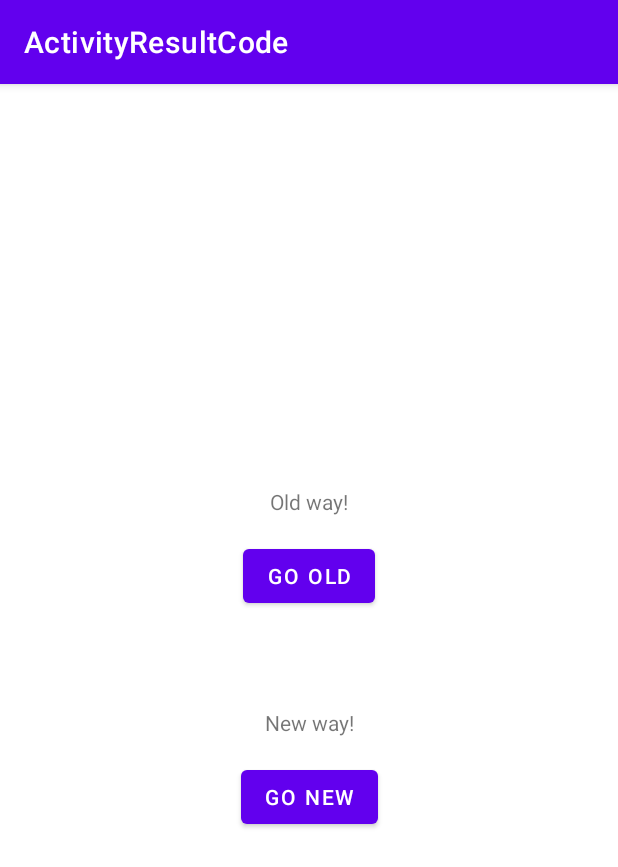
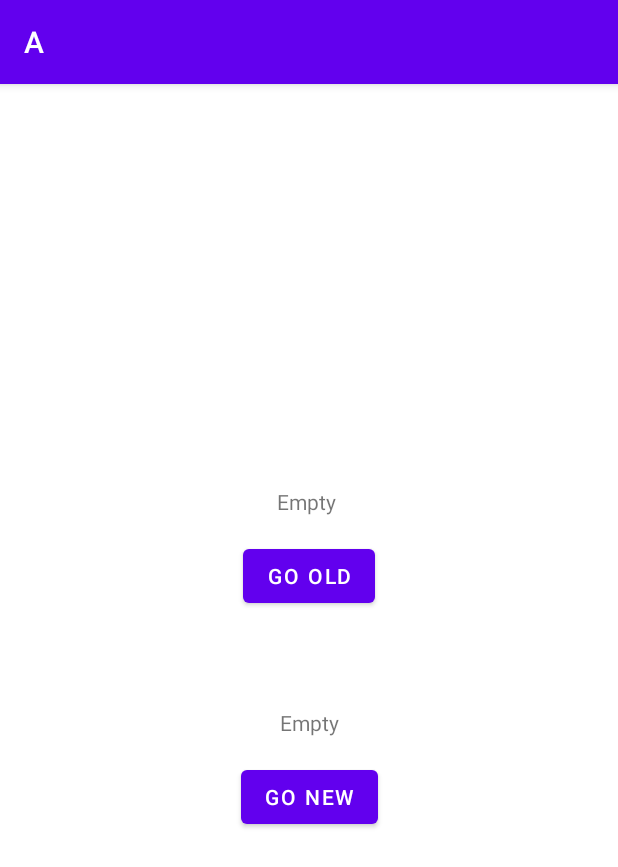
Before and after one commit to kyawlinnthant/StartActivityResult-Sample, an Android app: the screen it shows after launch (A before the commit, MainActivity after it), on a phone screen of 412 x 824 dp. Shown: the top 867 px of the screen. Run offline under Robolectric (Android 15) with nearby library versions, the phone set to English and light mode, and no system bars; our stand-ins replace navigation-ui.

```diff
--- a/app/src/main/AndroidManifest.xml
+++ b/app/src/main/AndroidManifest.xml
@@ -10,7 +10,7 @@
         android:supportsRtl="true"
         android:theme="@style/Theme.ActivityResultCode">
         <activity
-            android:name=".A"
+            android:name=".MainActivity"
             android:exported="true">
             <intent-filter>
                 <action android:name="android.intent.action.MAIN" />
@@ -18,7 +18,6 @@
                 <category android:name="android.intent.category.LAUNCHER" />
             </intent-filter>
         </activity>
-        <activity android:name=".B"/>
 
     </application>
 
--- a/app/src/main/java/com/galaxytechno/activityresultcode/A.kt
+++ b/app/src/main/java/com/galaxytechno/activityresultcode/A.kt
@@ -1,14 +1,16 @@
 package com.galaxytechno.activityresultcode
 
-import android.app.Activity
-import android.content.Intent
 import android.os.Bundle
+import android.view.LayoutInflater
+import android.view.View
+import android.view.ViewGroup
 import android.widget.Button
 import android.widget.TextView
-import androidx.activity.result.contract.ActivityResultContracts
-import androidx.appcompat.app.AppCompatActivity
+import androidx.fragment.app.Fragment
+import androidx.navigation.fragment.findNavController
+import androidx.navigation.fragment.navArgs
 
-class A : AppCompatActivity() {
+class A : Fragment() {
 
     private lateinit var btnOld: Button
     private lateinit var tvOld: TextView
@@ -16,59 +18,37 @@ class A : AppCompatActivity() {
     private lateinit var tvNew: TextView
 
 
-    companion object {
-        const val CODE = 100
-        const val EXTRA_KEY = "com.fill.name"
+    private val args: AArgs by navArgs()
+
+    override fun onCreateView(
+        inflater: LayoutInflater, container: ViewGroup?,
+        savedInstanceState: Bundle?
+    ): View? {
+        // Inflate the layout for this fragment
+        return inflater.inflate(R.layout.fragment_a, container, false)
     }
 
-    override fun onCreate(savedInstanceState: Bundle?) {
-        super.onCreate(savedInstanceState)
-        setContentView(R.layout.activity_a)
-        btnOld = findViewById(R.id.btn_old_a)
-        tvOld = findViewById(R.id.tv_old_a)
-        btnNew = findViewById(R.id.btn_new_a)
-        tvNew = findViewById(R.id.tv_new_a)
+    override fun onViewCreated(view: View, savedInstanceState: Bundle?) {
+        super.onViewCreated(view, savedInstanceState)
+        init(view)
+    }
+
+    private fun init(view: View) {
+        btnOld = view.findViewById(R.id.btn_old_a)
+        tvOld = view.findViewById(R.id.tv_old_a)
+        btnNew = view.findViewById(R.id.btn_new_a)
+        tvNew = view.findViewById(R.id.tv_new_a)
 
         btnOld.setOnClickListener {
-            fetchResultFromB()
+            findNavController().navigate(R.id.action_a_to_b)
         }
         btnNew.setOnClickListener {
-            fetchResultFromBWithNewStrategy()
+            findNavController().navigate(R.id.action_a_to_b)
         }
+
+        tvOld.text = args.oldData
+        tvNew.text = args.newData
     }
 
 
-    private val resultFromB =
-        registerForActivityResult(ActivityResultContracts.StartActivityForResult()) {
-
-            it?.let {
-                if (it.resultCode == Activity.RESULT_OK) {
-
-                    tvNew.text = it.data!!.getStringExtra(EXTRA_KEY)
-                }
-
-            }
-        }
-
-    private fun fetchResultFromB() {
-        val intent = Intent(this, B::class.java)
-        startActivityForResult(intent, CODE)
-    }
-
-    private fun fetchResultFromBWithNewStrategy() {
-        val intent = Intent(this, B::class.java)
-        resultFromB.launch(intent)
-    }
-
-    override fun onActivityResult(requestCode: Int, resultCode: Int, data: Intent?) {
-        super.onActivityResult(requestCode, resultCode, data)
-
-        if (requestCode == CODE && resultCode == Activity.RESULT_OK) {
-
-            data?.let {
-                tvOld.text = data.getStringExtra(EXTRA_KEY)
-            }
-
-        }
-    }
 }
--- /dev/null
+++ b/app/src/main/java/com/galaxytechno/activityresultcode/MainActivity.kt
@@ -0,0 +1,36 @@
+package com.galaxytechno.activityresultcode
+
+import android.os.Bundle
+import androidx.appcompat.app.AppCompatActivity
+import androidx.navigation.NavController
+import androidx.navigation.fragment.NavHostFragment
+import androidx.navigation.ui.AppBarConfiguration
+import androidx.navigation.ui.navigateUp
+import androidx.navigation.ui.setupActionBarWithNavController
+
+class MainActivity : AppCompatActivity() {
+
+
+    private lateinit var navController: NavController
+    private lateinit var appBarConfiguration: AppBarConfiguration
+
+    override fun onCreate(savedInstanceState: Bundle?) {
+        super.onCreate(savedInstanceState)
+        setContentView(R.layout.activity_main)
+        init()
+    }
+
+    private fun init() {
+        val navHostFragment = supportFragmentManager.findFragmentById(R.id.host) as NavHostFragment
+        //navController for destination control
+        navController = navHostFragment.navController
+        //appBarConfig for appBar control
+        appBarConfiguration = AppBarConfiguration(navController.graph)
+        //setup graph with appbar
+        setupActionBarWithNavController(navController, appBarConfiguration)
+    }
+
+    override fun onSupportNavigateUp(): Boolean {
+        return navController.navigateUp(appBarConfiguration) || super.onSupportNavigateUp()
+    }
+}
--- /dev/null
+++ b/app/src/main/res/layout/activity_main.xml
@@ -0,0 +1,22 @@
+<?xml version="1.0" encoding="utf-8"?>
+<androidx.constraintlayout.widget.ConstraintLayout xmlns:android="http://schemas.android.com/apk/res/android"
+    android:layout_width="match_parent"
+    android:layout_height="match_parent"
+    xmlns:app="http://schemas.android.com/apk/res-auto">
+
+    <androidx.fragment.app.FragmentContainerView
+        android:id="@+id/host"
+        android:layout_width="match_parent"
+        android:layout_height="match_parent"
+
+        android:name="androidx.navigation.fragment.NavHostFragment"
+        app:navGraph="@navigation/main_navigation"
+        app:defaultNavHost="true"
+
+        app:layout_constraintBottom_toBottomOf="parent"
+        app:layout_constraintEnd_toEndOf="parent"
+        app:layout_constraintStart_toStartOf="parent"
+        app:layout_constraintTop_toTopOf="parent"
+        />
+
+</androidx.constraintlayout.widget.ConstraintLayout>
--- /dev/null
+++ b/app/src/main/res/navigation/main_navigation.xml
@@ -0,0 +1,50 @@
+<?xml version="1.0" encoding="utf-8"?>
+<navigation xmlns:android="http://schemas.android.com/apk/res/android"
+    xmlns:app="http://schemas.android.com/apk/res-auto"
+    xmlns:tools="http://schemas.android.com/tools"
+    android:id="@+id/main_navigation"
+    app:startDestination="@id/a">
+
+    <fragment
+        android:id="@+id/a"
+        android:name="com.galaxytechno.activityresultcode.A"
+        android:label="A"
+        tools:layout="@layout/fragment_a">
+        <action
+            android:id="@+id/action_a_to_b"
+            app:destination="@id/b" />
+        <argument
+            android:name="new_data"
+            android:defaultValue="Empty"
+            app:argType="string" />
+        <argument
+            android:name="old_data"
+            android:defaultValue="Empty "
+            app:argType="string" />
+    </fragment>
+
+
+    <fragment
+        android:id="@+id/b"
+        android:name="com.galaxytechno.activityresultcode.B"
+        android:label="B"
+        tools:layout="@layout/fragment_b">
+        <action
+            android:id="@+id/action_new"
+            app:destination="@id/a">
+            <argument
+                android:name="new_data"
+                app:argType="string"
+                android:defaultValue="new empty" />
+        </action>
+        <action
+            android:id="@+id/action_old"
+            app:destination="@id/a">
+            <argument
+                android:name="old_data"
+                app:argType="string"
+                android:defaultValue="old empty" />
+
+        </action>
+    </fragment>
+</navigation>
--- a/app/src/main/res/values/strings.xml
+++ b/app/src/main/res/values/strings.xml
@@ -1,3 +1,5 @@
 <resources>
     <string name="app_name">ActivityResultCode</string>
+    <!-- TODO: Remove or change this placeholder text -->
+    <string name="hello_blank_fragment">Hello blank fragment</string>
 </resources>
--- a/build.gradle
+++ b/build.gradle
@@ -8,6 +8,9 @@ buildscript {
         classpath "com.android.tools.build:gradle:7.0.3"
         classpath "org.jetbrains.kotlin:kotlin-gradle-plugin:1.5.20"
 
+        def nav_version = "2.3.5"
+        classpath "androidx.navigation:navigation-safe-args-gradle-plugin:$nav_version"
+
         // NOTE: Do not place your application dependencies here; they belong
         // in the individual module build.gradle files
     }
```
Also changed, not shown: app/build.gradle (+12 -0 lines), app/src/main/java/com/galaxytechno/activityresultcode/B.kt (+31 -25 lines), app/src/main/res/layout/fragment_a.xml (renamed from app/src/main/res/layout/activity_a.xml), app/src/main/res/layout/fragment_b.xml (renamed from app/src/main/res/layout/activity_b.xml).
